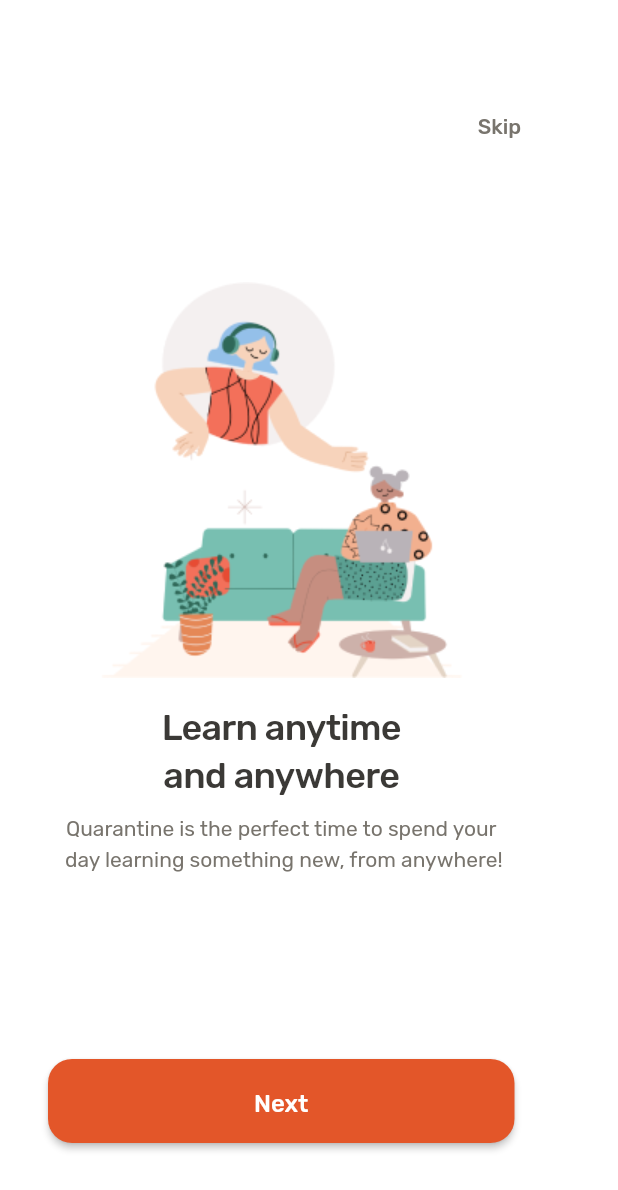
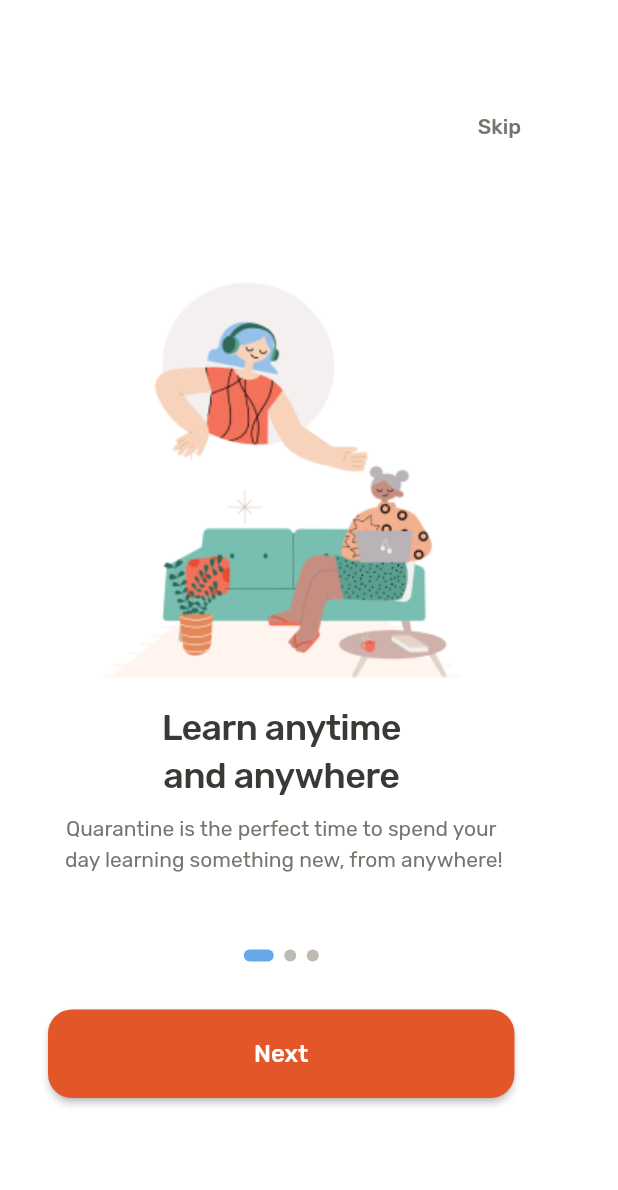
Before and after one commit to josephmangmang/OJT-Course-EdTech-Mobile-App, a Flutter app: the IntroPage screen opened by its route, on a phone screen of 412 x 824 dp. Shown: the top 1190 px of the screen. Run offline on Flutter 3.47's test engine with Material 2 defaults, Android fonts, the phone set to English and light mode, and no system bars; our stand-ins replace cloud_firestore, firebase_auth, firebase_core, flutter_svg, get_it, google_fonts and 3 more; accounts and stored records are empty; statements that could not run were skipped.

Commit message:
adding scrollbar indicator in intro

```diff
--- a/lib/services/repository_service.dart
+++ b/lib/services/repository_service.dart
@@ -1,5 +1,4 @@
-import 'package:firebase_core/firebase_core.dart';
-import 'package:firebase_auth/firebase_auth.dart';
+
 
 abstract class RepositoryService {
   Future<bool?> signup(String name, String email, String password);
--- a/lib/ui/views/intro/intro_view.dart
+++ b/lib/ui/views/intro/intro_view.dart
@@ -14,12 +14,14 @@ class IntroPage extends StackedView<IntroViewModel> {
     IntroViewModel viewModel,
     Widget? child,
   ) {
+
     return ViewModelBuilder<IntroViewModel>.reactive(
       viewModelBuilder: () => IntroViewModel(),
       builder: (context, viewModel, child) {
         return Scaffold(
           backgroundColor: Colors.white,
-          body: Container(
+          body: SingleChildScrollView(
+            child: Container(
               width: 375,
               height: 812,
               clipBehavior: Clip.antiAlias,
@@ -39,6 +41,7 @@ class IntroPage extends StackedView<IntroViewModel> {
                         viewModel.changeTextToNext();
                       }
                       viewModel.updateCurrentPageIndex(index);
+                      viewModel.updateScrollBar(index);
                     },
                     children: [
                       Container(
@@ -71,7 +74,8 @@ class IntroPage extends StackedView<IntroViewModel> {
                                     width: 375,
                                     child: Column(
                                       mainAxisSize: MainAxisSize.min,
-                                    mainAxisAlignment: MainAxisAlignment.center,
+                                      mainAxisAlignment:
+                                          MainAxisAlignment.center,
                                       crossAxisAlignment:
                                           CrossAxisAlignment.center,
                                       children: [
@@ -138,7 +142,8 @@ class IntroPage extends StackedView<IntroViewModel> {
                                     width: 375,
                                     child: Column(
                                       mainAxisSize: MainAxisSize.min,
-                                    mainAxisAlignment: MainAxisAlignment.center,
+                                      mainAxisAlignment:
+                                          MainAxisAlignment.center,
                                       crossAxisAlignment:
                                           CrossAxisAlignment.center,
                                       children: [
@@ -206,7 +211,8 @@ class IntroPage extends StackedView<IntroViewModel> {
                                     width: 375,
                                     child: Column(
                                       mainAxisSize: MainAxisSize.min,
-                                    mainAxisAlignment: MainAxisAlignment.center,
+                                      mainAxisAlignment:
+                                          MainAxisAlignment.center,
                                       crossAxisAlignment:
                                           CrossAxisAlignment.center,
                                       children: [
@@ -276,10 +282,23 @@ class IntroPage extends StackedView<IntroViewModel> {
                   Positioned(
                     left: 32,
                     right: 32,
-                  top: 706,
-                  bottom: 50,
-                  child: SizedBox(
-                    width: 320,
+                    bottom: 80,
+                    child: Column(
+                      children: [
+                        Container(
+                          width: 50,
+                          alignment: Alignment.center,
+                          child: Row(
+                            crossAxisAlignment: CrossAxisAlignment.center,
+                            mainAxisAlignment: MainAxisAlignment.spaceBetween,
+                            children: viewModel.scrollBars
+                          ),
+                        ),
+                        const SizedBox(
+                          height: 32,
+                        ),
+                        SizedBox(
+                          width: double.infinity,
                           child: ElevatedButton(
                             onPressed: () {
                               // ignore: non_constant_identifier_names
@@ -299,6 +318,7 @@ class IntroPage extends StackedView<IntroViewModel> {
                                   curve: Curves.easeInOut,
                                 );
                               }
+                              viewModel.updateScrollBar(currentPageIndex);
                             },
                             style: ElevatedButton.styleFrom(
                               padding: const EdgeInsets.symmetric(
@@ -308,12 +328,6 @@ class IntroPage extends StackedView<IntroViewModel> {
                                 borderRadius: BorderRadius.circular(16),
                               ),
                             ),
-                      child: Row(
-                        mainAxisSize: MainAxisSize.min,
-                        mainAxisAlignment: MainAxisAlignment.center,
-                        crossAxisAlignment: CrossAxisAlignment.center,
-                        children: [
-                          Expanded(
                             child: Text(
                               viewModel.buttontext,
                               textAlign: TextAlign.center,
@@ -325,18 +339,20 @@ class IntroPage extends StackedView<IntroViewModel> {
                               ),
                             ),
                           ),
+                        ),
                       ],
-                      ),
-                    ),
                     ),
                   ),
                 ],
               ),
             ),
+          ),
         );
       },
     );
+
   }
+
 
   @override
   IntroViewModel viewModelBuilder(
--- a/lib/ui/views/intro/intro_viewmodel.dart
+++ b/lib/ui/views/intro/intro_viewmodel.dart
@@ -1,4 +1,5 @@
 import 'package:edtechapp/app/app.router.dart';
+import 'package:flutter/cupertino.dart';
 import 'package:stacked/stacked.dart';
 import 'package:stacked_services/stacked_services.dart';
 
@@ -7,7 +8,36 @@ import '../../../app/app.locator.dart';
 class IntroViewModel extends BaseViewModel {
   final _navigationService = locator<NavigationService>();
 
+  int currentPageIndex = 0;
+
   String buttontext = 'Next';
+  Color scrollBarColor = const Color(0xFFBEBAB3);
+  double scrollBarWidth = 8;
+  List<Widget> scrollBars = [];
+
+  void updateScrollBar(int currentPageIndex) {
+    scrollBars.clear();
+    for (int i = 0; i < 3; i++) {
+      if (i != currentPageIndex) {
+        scrollBarColor = const Color(0xFFBEBAB3);
+        scrollBarWidth = 8;
+      } else {
+        scrollBarColor = const Color(0xFF65A9E9);
+        scrollBarWidth = 20;
+      }
+      scrollBars.add(ScrollBar(scrollBarWidth, scrollBarColor));
+    }
+    rebuildUi();
+  }
+
+  IntroViewModel() {
+    scrollBars = [
+      ScrollBar(20, const Color(0xFF65A9E9)),
+      ScrollBar(scrollBarWidth, scrollBarColor),
+      ScrollBar(scrollBarWidth, scrollBarColor),
+    ];
+  }
+
   void goToLoginPage() {
     _navigationService.replaceWithLoginView();
   }
@@ -22,5 +52,18 @@ class IntroViewModel extends BaseViewModel {
     notifyListeners();
   }
 
-  void updateCurrentPageIndex(int index) {}
+  void updateCurrentPageIndex(int index) {
+    index = currentPageIndex;
+  }
+
+  Widget ScrollBar(double width, Color color) {
+    return Container(
+      width: width,
+      height: 8,
+      decoration: BoxDecoration(
+        borderRadius: BorderRadius.circular(100),
+        color: color,
+      ),
+    );
+  }
 }
```
Also changed, not shown: lib/services/repository_impl_service.dart (+5 -4 lines). Lines whose indentation alone changed are shown as unchanged.
